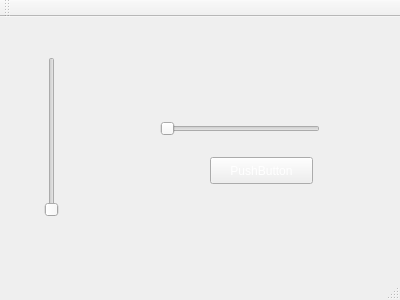
The window that quelleEstCetteNote/QuelleEstCetteNote2/mainwindow.ui (orichalque/quelleEstCetteNote) describes before a commit, drawn with Qt 5.
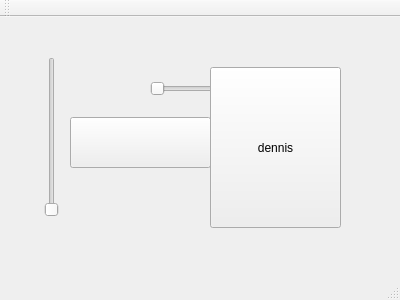
The same window after the commit. Icons and pictures are not drawn.

Diff of the .ui file:
```diff
--- a/quelleEstCetteNote/QuelleEstCetteNote2/mainwindow.ui
+++ b/quelleEstCetteNote/QuelleEstCetteNote2/mainwindow.ui
@@ -17,17 +17,17 @@
    <widget class="QPushButton" name="pushButton">
     <property name="geometry">
      <rect>
-      <x>210</x>
-      <y>140</y>
-      <width>103</width>
-      <height>27</height>
+      <x>70</x>
+      <y>100</y>
+      <width>141</width>
+      <height>51</height>
      </rect>
     </property>
     <property name="styleSheet">
-     <string notr="true">color: white;</string>
+     <string notr="true">border-image: url(:/img/doremi);</string>
     </property>
     <property name="text">
-     <string>PushButton</string>
+     <string/>
     </property>
    </widget>
    <widget class="QSlider" name="verticalSlider">
@@ -49,8 +49,8 @@
    <widget class="QSlider" name="horizontalSlider">
     <property name="geometry">
      <rect>
-      <x>160</x>
-      <y>100</y>
+      <x>150</x>
+      <y>60</y>
       <width>160</width>
       <height>24</height>
      </rect>
@@ -62,6 +62,50 @@
      <enum>Qt::Horizontal</enum>
     </property>
    </widget>
+   <widget class="QPushButton" name="dfsdfsd">
+    <property name="geometry">
+     <rect>
+      <x>210</x>
+      <y>50</y>
+      <width>131</width>
+      <height>161</height>
+     </rect>
+    </property>
+    <property name="font">
+     <font>
+      <weight>50</weight>
+      <italic>false</italic>
+      <bold>false</bold>
+      <underline>false</underline>
+      <strikeout>false</strikeout>
+      <kerning>false</kerning>
+     </font>
+    </property>
+    <property name="accessibleName">
+     <string comment="cwcdsf"/>
+    </property>
+    <property name="text">
+     <string comment="sqdfqs" extracomment="cxcw">dennis</string>
+    </property>
+    <property name="iconSize">
+     <size>
+      <width>50</width>
+      <height>16</height>
+     </size>
+    </property>
+    <property name="checkable">
+     <bool>true</bool>
+    </property>
+    <property name="checked">
+     <bool>false</bool>
+    </property>
+    <property name="autoRepeat">
+     <bool>false</bool>
+    </property>
+    <property name="autoExclusive">
+     <bool>false</bool>
+    </property>
+   </widget>
   </widget>
   <widget class="QMenuBar" name="menuBar">
    <property name="geometry">
```
Left out of the diff: 4 changed lines with no effect on the pictures.
